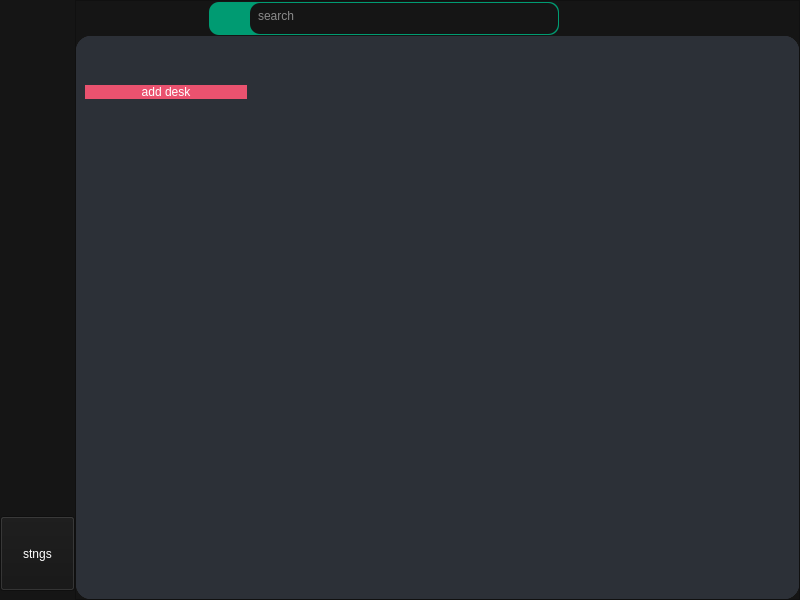
Before: the Qt Designer form cf-mainwindow.ui in command-flow-team/command-flow, drawn with Qt 5.
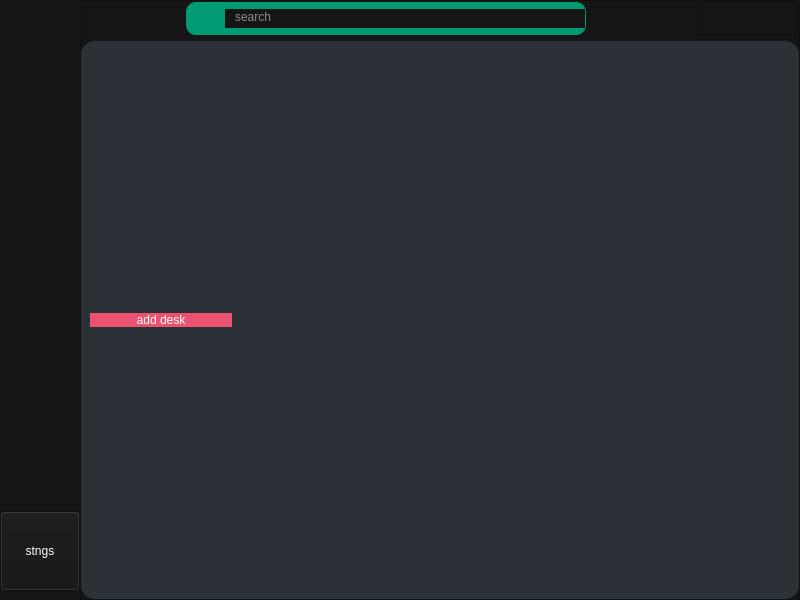
After: the same form once the commit is applied. The open tabs and pages were chosen to show the change. Icons and pictures are not drawn.

Diff of the .ui file:
```diff
--- a/cf-mainwindow.ui
+++ b/cf-mainwindow.ui
@@ -41,61 +41,58 @@
     <property name="spacing">
      <number>0</number>
     </property>
-    <item row="0" column="0" rowspan="2">
+    <item row="0" column="0">
      <widget class="QWidget" name="side_bar" native="true">
       <property name="minimumSize">
        <size>
-        <width>75</width>
+        <width>80</width>
         <height>0</height>
        </size>
       </property>
       <property name="maximumSize">
        <size>
-        <width>75</width>
+        <width>80</width>
         <height>16777215</height>
        </size>
       </property>
       <property name="styleSheet">
        <string notr="true"/>
       </property>
-      <layout class="QVBoxLayout" name="verticalLayout_2">
+      <layout class="QVBoxLayout" name="verticalLayout_3">
        <property name="leftMargin">
         <number>0</number>
        </property>
        <property name="rightMargin">
         <number>0</number>
        </property>
-       <property name="bottomMargin">
-        <number>9</number>
-       </property>
        <item>
         <spacer name="verticalSpacer_2">
          <property name="orientation">
-          <enum>Qt::Orientation::Vertical</enum>
+          <enum>Qt::Vertical</enum>
          </property>
          <property name="sizeType">
-          <enum>QSizePolicy::Policy::Preferred</enum>
+          <enum>QSizePolicy::Fixed</enum>
          </property>
          <property name="sizeHint" stdset="0">
           <size>
            <width>20</width>
-           <height>26</height>
+           <height>28</height>
           </size>
          </property>
         </spacer>
        </item>
        <item>
         <widget class="QPushButton" name="home_button">
-         <property name="sizePolicy">
-          <sizepolicy hsizetype="Preferred" vsizetype="Preferred">
-           <horstretch>0</horstretch>
-           <verstretch>0</verstretch>
-          </sizepolicy>
-         </property>
          <property name="minimumSize">
           <size>
            <width>0</width>
-           <height>72</height>
+           <height>78</height>
+          </size>
+         </property>
+         <property name="maximumSize">
+          <size>
+           <width>16777215</width>
+           <height>78</height>
           </size>
          </property>
          <property name="styleSheet">
@@ -114,16 +111,16 @@
        </item>
        <item>
         <widget class="QPushButton" name="cmd_button">
-         <property name="sizePolicy">
-          <sizepolicy hsizetype="Preferred" vsizetype="Preferred">
-           <horstretch>0</horstretch>
-           <verstretch>0</verstretch>
-          </sizepolicy>
-         </property>
          <property name="minimumSize">
           <size>
            <width>0</width>
-           <height>72</height>
+           <height>80</height>
+          </size>
+         </property>
+         <property name="maximumSize">
+          <size>
+           <width>16777215</width>
+           <height>80</height>
           </size>
          </property>
          <property name="styleSheet">
@@ -145,30 +142,33 @@
        <item>
         <spacer name="verticalSpacer">
          <property name="orientation">
-          <enum>Qt::Orientation::Vertical</enum>
+          <enum>Qt::Vertical</enum>
          </property>
          <property name="sizeHint" stdset="0">
           <size>
            <width>20</width>
-           <height>30</height>
+           <height>40</height>
           </size>
          </property>
         </spacer>
        </item>
        <item>
-        <widget class="QPushButton" name="settings_button">
-         <property name="sizePolicy">
-          <sizepolicy hsizetype="Minimum" vsizetype="Preferred">
-           <horstretch>0</horstretch>
-           <verstretch>0</verstretch>
-          </sizepolicy>
-         </property>
+        <widget class="QPushButton" name="pushButton_3">
          <property name="minimumSize">
           <size>
            <width>0</width>
-           <height>75</height>
+           <height>80</height>
           </size>
          </property>
+         <property name="maximumSize">
+          <size>
+           <width>16777215</width>
+           <height>80</height>
+          </size>
+         </property>
+         <property name="styleSheet">
+          <string notr="true"/>
+         </property>
          <property name="text">
           <string>stngs</string>
          </property>
@@ -177,18 +177,18 @@
       </layout>
      </widget>
     </item>
-    <item row="0" column="1" rowspan="2">
+    <item row="0" column="1">
      <widget class="QFrame" name="mainFrame">
       <property name="styleSheet">
        <string notr="true"/>
       </property>
       <property name="frameShape">
-       <enum>QFrame::Shape::StyledPanel</enum>
+       <enum>QFrame::StyledPanel</enum>
       </property>
       <property name="frameShadow">
-       <enum>QFrame::Shadow::Raised</enum>
+       <enum>QFrame::Raised</enum>
       </property>
-      <layout class="QVBoxLayout" name="verticalLayout_3">
+      <layout class="QVBoxLayout" name="verticalLayout">
        <property name="spacing">
         <number>0</number>
        </property>
@@ -209,22 +209,21 @@
          <property name="minimumSize">
           <size>
            <width>0</width>
-           <height>35</height>
+           <height>40</height>
           </size>
          </property>
          <property name="maximumSize">
           <size>
            <width>16777215</width>
-           <height>35</height>
+           <height>40</height>
           </size>
          </property>
          <property name="styleSheet">
-          <string notr="true">
-border-radius: 0px;</string>
+          <string notr="true">background-color: #151515;</string>
          </property>
-         <layout class="QHBoxLayout" name="horizontalLayout">
+         <layout class="QHBoxLayout" name="horizontalLayout_2">
           <property name="spacing">
-           <number>0</number>
+           <number>6</number>
           </property>
           <property name="leftMargin">
            <number>0</number>
@@ -233,167 +232,178 @@
            <number>0</number>
           </property>
           <property name="rightMargin">
-           <number>0</number>
+           <number>2</number>
           </property>
           <property name="bottomMargin">
-           <number>0</number>
+           <number>4</number>
           </property>
           <item>
-           <widget class="QFrame" name="frame_3">
+           <spacer name="horizontalSpacer">
+            <property name="orientation">
+             <enum>Qt::Horizontal</enum>
+            </property>
+            <property name="sizeType">
+             <enum>QSizePolicy::Expanding</enum>
+            </property>
+            <property name="sizeHint" stdset="0">
+             <size>
+              <width>80</width>
+              <height>20</height>
+             </size>
+            </property>
+           </spacer>
+          </item>
+          <item>
+           <widget class="QWidget" name="search_bar" native="true">
+            <property name="minimumSize">
+             <size>
+              <width>400</width>
+              <height>33</height>
+             </size>
+            </property>
+            <property name="maximumSize">
+             <size>
+              <width>400</width>
+              <height>33</height>
+             </size>
+            </property>
+            <property name="styleSheet">
+             <string notr="true">background-color: #009B72;
+border-radius: 10px;</string>
+            </property>
+            <layout class="QHBoxLayout" name="horizontalLayout_3">
+             <property name="spacing">
+              <number>6</number>
+             </property>
+             <property name="leftMargin">
+              <number>1</number>
+             </property>
+             <property name="topMargin">
+              <number>1</number>
+             </property>
+             <property name="rightMargin">
+              <number>1</number>
+             </property>
+             <property name="bottomMargin">
+              <number>1</number>
+             </property>
+             <item>
+              <spacer name="horizontalSpacer_3">
+               <property name="orientation">
+                <enum>Qt::Horizontal</enum>
+               </property>
+               <property name="sizeType">
+                <enum>QSizePolicy::Fixed</enum>
+               </property>
+               <property name="sizeHint" stdset="0">
+                <size>
+                 <width>4</width>
+                 <height>20</height>
+                </size>
+               </property>
+              </spacer>
+             </item>
+             <item>
+              <widget class="QLabel" name="label">
+               <property name="minimumSize">
+                <size>
+                 <width>28</width>
+                 <height>28</height>
+                </size>
+               </property>
+               <property name="maximumSize">
+                <size>
+                 <width>28</width>
+                 <height>28</height>
+                </size>
+               </property>
+               <property name="styleSheet">
+                <string notr="true">QLabel
+                {
+                    border-radius: 0px;
+                    border-image: url(:/icons/search_icon.png);
+                    background-repeat: no-repeat;
+
+                }</string>
+               </property>
+               <property name="text">
+                <string/>
+               </property>
+              </widget>
+             </item>
+             <item>
+              <widget class="QLineEdit" name="lineEdit">
+               <property name="styleSheet">
+                <string notr="true">background-color: #151515;
+padding-left: 8px;
+padding-bottom: 3px;
+font: 32px &quot;Afacad Flux&quot;;</string>
+               </property>
+               <property name="placeholderText">
+                <string>search</string>
+               </property>
+              </widget>
+             </item>
+            </layout>
+           </widget>
+          </item>
+          <item>
+           <spacer name="horizontalSpacer_2">
+            <property name="orientation">
+             <enum>Qt::Horizontal</enum>
+            </property>
+            <property name="sizeType">
+             <enum>QSizePolicy::Expanding</enum>
+            </property>
+            <property name="sizeHint" stdset="0">
+             <size>
+              <width>40</width>
+              <height>20</height>
+             </size>
+            </property>
+           </spacer>
+          </item>
+          <item>
+           <widget class="QFrame" name="frame">
+            <property name="minimumSize">
+             <size>
+              <width>101</width>
+              <height>33</height>
+             </size>
+            </property>
+            <property name="maximumSize">
+             <size>
+              <width>101</width>
+              <height>33</height>
+             </size>
+            </property>
+            <property name="styleSheet">
+             <string notr="true"/>
+            </property>
             <property name="frameShape">
-             <enum>QFrame::Shape::StyledPanel</enum>
+             <enum>QFrame::StyledPanel</enum>
             </property>
             <property name="frameShadow">
-             <enum>QFrame::Shadow::Raised</enum>
+             <enum>QFrame::Raised</enum>
             </property>
-            <layout class="QHBoxLayout" name="horizontalLayout_2">
+            <layout class="QHBoxLayout" name="horizontalLayout">
+             <property name="spacing">
+              <number>4</number>
+             </property>
+             <property name="leftMargin">
+              <number>0</number>
+             </property>
              <property name="topMargin">
-              <number>1</number>
+              <number>0</number>
              </property>
              <property name="rightMargin">
               <number>0</number>
              </property>
-             <item>
-              <spacer name="horizontalSpacer">
-               <property name="orientation">
-                <enum>Qt::Orientation::Horizontal</enum>
-               </property>
-               <property name="sizeHint" stdset="0">
-                <size>
-                 <width>40</width>
-                 <height>20</height>
-                </size>
-               </property>
-              </spacer>
-             </item>
-             <item alignment="Qt::AlignmentFlag::Qt::AlignmentFlag::AlignVCenter">
-              <widget class="QWidget" name="search_bar" native="true">
-               <property name="sizePolicy">
-                <sizepolicy hsizetype="Preferred" vsizetype="Preferred">
-                 <horstretch>0</horstretch>
-                 <verstretch>0</verstretch>
-                </sizepolicy>
-               </property>
-               <property name="minimumSize">
-                <size>
-                 <width>350</width>
-                 <height>33</height>
-                </size>
-               </property>
-               <property name="styleSheet">
-                <string notr="true">background-color: #009B72;
-border-radius: 10;
-</string>
-               </property>
-               <layout class="QHBoxLayout" name="horizontalLayout_3">
-                <property name="topMargin">
-                 <number>0</number>
-                </property>
-                <property name="rightMargin">
-                 <number>1</number>
-                </property>
-                <property name="bottomMargin">
-                 <number>0</number>
-                </property>
-                <item alignment="|Qt::AlignmentFlag::AlignVCenter">
-                 <widget class="QLabel" name="search_bar_icon">
-                  <property name="minimumSize">
-                   <size>
-                    <width>26</width>
-                    <height>26</height>
-                   </size>
-                  </property>
-                  <property name="maximumSize">
-                   <size>
-                    <width>26</width>
-                    <height>26</height>
-                   </size>
-                  </property>
-                  <property name="styleSheet">
-                   <string notr="true">QLabel 
-{
-    border-radius: 0px;
-    border-image: url(:/icons/search_icon.png);
-    background-repeat: no-repeat;
-
-}</string>
-                  </property>
-                  <property name="text">
-                   <string/>
-                  </property>
-                 </widget>
-                </item>
-                <item>
-                 <widget class="QLineEdit" name="search_bar_line">
-                  <property name="sizePolicy">
-                   <sizepolicy hsizetype="Expanding" vsizetype="Preferred">
-                    <horstretch>0</horstretch>
-                    <verstretch>0</verstretch>
-                   </sizepolicy>
-                  </property>
-                  <property name="minimumSize">
-                   <size>
-                    <width>0</width>
-                    <height>31</height>
-                   </size>
-                  </property>
-                  <property name="maximumSize">
-                   <size>
-                    <width>16777215</width>
-                    <height>30</height>
-                   </size>
-                  </property>
-                  <property name="styleSheet">
-                   <string notr="true">background-color: #151515;
-font: 33.33px &quot;Afacad Flux&quot;;
-padding-left: 6;
-padding-right: 6;
-padding-bottom: 5;</string>
-                  </property>
-                  <property name="text">
-                   <string/>
-                  </property>
-                  <property name="placeholderText">
-                   <string>search</string>
-                  </property>
-                 </widget>
-                </item>
-               </layout>
-              </widget>
-             </item>
-             <item>
-              <spacer name="horizontalSpacer_2">
-               <property name="orientation">
-                <enum>Qt::Orientation::Horizontal</enum>
-               </property>
-               <property name="sizeHint" stdset="0">
-                <size>
-                 <width>40</width>
-                 <height>20</height>
-                </size>
-               </property>
-              </spacer>
-             </item>
+             <property name="bottomMargin">
+              <number>2</number>
+             </property>
              <item>
               <widget class="QPushButton" name="btn_minimize">
-               <property name="sizePolicy">
-                <sizepolicy hsizetype="Preferred" vsizetype="Preferred">
-                 <horstretch>0</horstretch>
-                 <verstretch>0</verstretch>
-                </sizepolicy>
-               </property>
-               <property name="minimumSize">
-                <size>
-                 <width>33</width>
-                 <height>33</height>
-                </size>
-               </property>
-               <property name="maximumSize">
-                <size>
-                 <width>33</width>
-                 <height>33</height>
-                </size>
-               </property>
                <property name="styleSheet">
                 <string notr="true">QPushButton 
                 {
@@ -421,24 +431,6 @@
              </item>
              <item>
               <widget class="QPushButton" name="btn_maximize">
-               <property name="sizePolicy">
-                <sizepolicy hsizetype="Preferred" vsizetype="Preferred">
-                 <horstretch>0</horstretch>
-                 <verstretch>0</verstretch>
-                </sizepolicy>
-               </property>
-               <property name="minimumSize">
-                <size>
-                 <width>33</width>
-                 <height>33</height>
-                </size>
-               </property>
-               <property name="maximumSize">
-                <size>
-                 <width>33</width>
-                 <height>33</height>
-                </size>
-               </property>
                <property name="styleSheet">
                 <string notr="true">QPushButton 
                 {
@@ -464,26 +456,8 @@
                </property>
               </widget>
              </item>
-             <item alignment="Qt::AlignmentFlag::Qt::AlignmentFlag::AlignVCenter">
+             <item>
               <widget class="QPushButton" name="btn_close">
-               <property name="sizePolicy">
-                <sizepolicy hsizetype="Preferred" vsizetype="Preferred">
-                 <horstretch>0</horstretch>
-                 <verstretch>0</verstretch>
-                </sizepolicy>
-               </property>
-               <property name="minimumSize">
-                <size>
-                 <width>33</width>
-                 <height>33</height>
-                </size>
-               </property>
-               <property name="maximumSize">
-                <size>
-                 <width>33</width>
-                 <height>33</height>
-                </size>
-               </property>
                <property name="styleSheet">
                 <string notr="true">QPushButton 
                 {
@@ -520,7 +494,7 @@
          <property name="styleSheet">
           <string notr="true">background-color: #151515;</string>
          </property>
-         <layout class="QVBoxLayout" name="verticalLayout">
+         <layout class="QVBoxLayout" name="verticalLayout_2">
           <property name="spacing">
            <number>0</number>
           </property>
@@ -540,52 +514,16 @@
            <widget class="QStackedWidget" name="pageZone">
             <property name="styleSheet">
              <string notr="true">background-color: #2C3037;
-border-radius: 15px;</string>
+border-radius: 15;</string>
             </property>
             <property name="currentIndex">
              <number>1</number>
             </property>
-            <widget class="QWidget" name="homePage">
-             <property name="styleSheet">
-              <string notr="true"/>
-             </property>
-             <layout class="QVBoxLayout" name="verticalLayout_4">
-              <property name="leftMargin">
-               <number>0</number>
-              </property>
-              <property name="topMargin">
-               <number>0</number>
-              </property>
-              <property name="rightMargin">
-               <number>0</number>
-              </property>
-              <property name="bottomMargin">
-               <number>0</number>
-              </property>
-              <item>
-               <layout class="QGridLayout" name="homePageGridLayout">
-                <item row="0" column="0" alignment="">
-                 <widget class="QLabel" name="home_page_label">
-                  <property name="sizeIncrement">
-                   <size>
-                    <width>0</width>
-                    <height>0</height>
-                   </size>
-                  </property>
-                  <property name="text">
-                   <string>Home page</string>
-                  </property>
-                  <property name="alignment">
-                   <set>Qt::AlignmentFlag::AlignHCenter|Qt::AlignmentFlag::AlignTop</set>
-                  </property>
-                 </widget>
-                </item>
-               </layout>
-              </item>
-             </layout>
-            </widget>
             <widget class="QWidget" name="ccmdPage">
              <layout class="QVBoxLayout" name="verticalLayout_5">
+              <property name="spacing">
+               <number>0</number>
+              </property>
               <property name="leftMargin">
                <number>0</number>
               </property>
@@ -600,57 +538,6 @@
               </property>
               <item>
                <layout class="QGridLayout" name="ccmdPageGridLayout">
-                <item row="0" column="0" alignment="">
-                 <widget class="QWidget" name="ccmd_side_bar" native="true">
-                  <property name="minimumSize">
-                   <size>
-                    <width>180</width>
-                    <height>0</height>
-                   </size>
-                  </property>
-                  <property name="maximumSize">
-                   <size>
-                    <width>180</width>
-                    <height>16777215</height>
-                   </size>
-                  </property>
-                  <layout class="QVBoxLayout" name="verticalLayout_6">
-                   <item>
-                    <spacer name="verticalSpacer_3">
-                     <property name="orientation">
-                      <enum>Qt::Orientation::Vertical</enum>
-                     </property>
-                     <property name="sizeType">
-                      <enum>QSizePolicy::Policy::Maximum</enum>
-                     </property>
-                     <property name="sizeHint" stdset="0">
-                      <size>
-                       <width>20</width>
-                       <height>40</height>
-                      </size>
-                     </property>
-                    </spacer>
-                   </item>
-                   <item alignment="Qt::AlignmentFlag::Qt::AlignmentFlag::AlignTop">
-                    <widget class="QPushButton" name="pushButton">
-                     <property name="sizePolicy">
-                      <sizepolicy hsizetype="Minimum" vsizetype="Maximum">
-                       <horstretch>0</horstretch>
-                       <verstretch>0</verstretch>
-                      </sizepolicy>
-                     </property>
-                     <property name="styleSheet">
-                      <string notr="true">background-color: #EA526F;
-border-radius: 15;</string>
-                     </property>
-                     <property name="text">
-                      <string>add desk</string>
-                     </property>
-                    </widget>
-                   </item>
-                  </layout>
-                 </widget>
-                </item>
                 <item row="0" column="1">
                  <widget class="QScrollArea" name="ccmd_zone">
                   <property name="widgetResizable">
@@ -661,11 +548,73 @@
                     <rect>
                      <x>0</x>
                      <y>0</y>
-                     <width>535</width>
-                     <height>561</height>
+                     <width>550</width>
+                     <height>562</height>
                     </rect>
                    </property>
                   </widget>
+                 </widget>
+                </item>
+                <item row="0" column="0">
+                 <widget class="QWidget" name="ccmd_side_bar" native="true">
+                  <property name="minimumSize">
+                   <size>
+                    <width>160</width>
+                    <height>0</height>
+                   </size>
+                  </property>
+                  <property name="maximumSize">
+                   <size>
+                    <width>150</width>
+                    <height>16777215</height>
+                   </size>
+                  </property>
+                  <property name="styleSheet">
+                   <string notr="true"/>
+                  </property>
+                  <layout class="QVBoxLayout" name="verticalLayout_6">
+                   <item>
+                    <widget class="QPushButton" name="add_ccmd_button">
+                     <property name="styleSheet">
+                      <string notr="true">background-color: #EA526F;
+border-radius: 10px;</string>
+                     </property>
+                     <property name="text">
+                      <string>add desk</string>
+                     </property>
+                    </widget>
+                   </item>
+                  </layout>
+                 </widget>
+                </item>
+               </layout>
+              </item>
+             </layout>
+            </widget>
+            <widget class="QWidget" name="homePage">
+             <layout class="QVBoxLayout" name="verticalLayout_4">
+              <property name="spacing">
+               <number>0</number>
+              </property>
+              <property name="leftMargin">
+               <number>0</number>
+              </property>
+              <property name="topMargin">
+               <number>0</number>
+              </property>
+              <property name="rightMargin">
+               <number>0</number>
+              </property>
+              <property name="bottomMargin">
+               <number>0</number>
+              </property>
+              <item>
+               <layout class="QGridLayout" name="homePageGridLayout">
+                <item row="0" column="0" alignment="Qt::AlignHCenter|Qt::AlignTop">
+                 <widget class="QLabel" name="home_page_label">
+                  <property name="text">
+                   <string>Home page</string>
+                  </property>
                  </widget>
                 </item>
                </layout>
```
